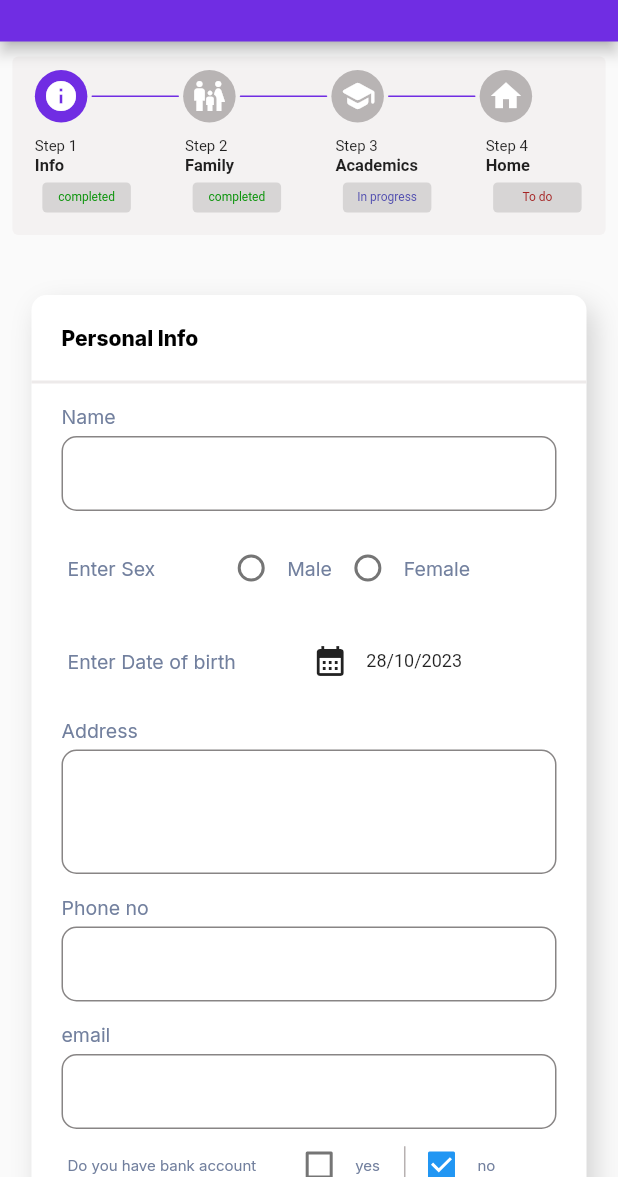
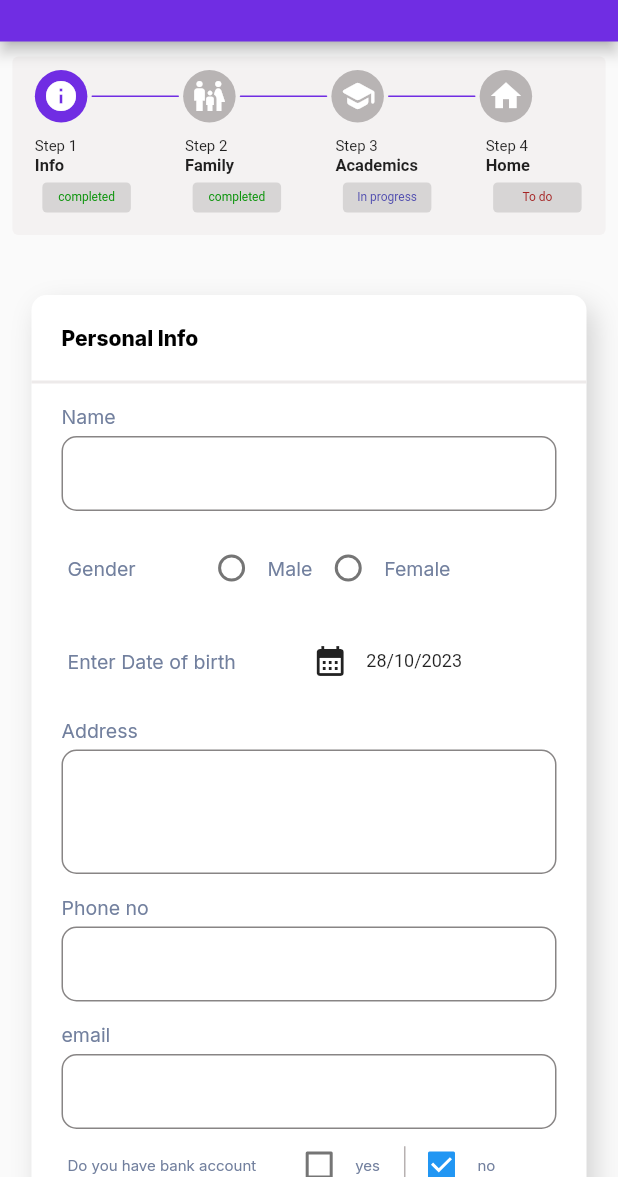
Before and after one commit to AdeebAbubacker/pankajtrust_desk_main, a Flutter app: the screen it shows after launch, on a phone screen of 412 x 824 dp, the part 59-1236 px from its top. Run offline on Flutter 3.47's test engine with Material 2 defaults, Android fonts, the phone set to English and light mode, and no system bars; our stand-ins replace eva_icons_flutter, font_awesome_flutter, google_fonts.

Commit message:
third commit

```diff
--- a/lib/main.dart
+++ b/lib/main.dart
@@ -1,5 +1,4 @@
 import 'package:flutter/material.dart';
-import 'package:pankajtrust_app/presentation/widgets/bottomSheet.dart';
 import 'package:pankajtrust_app/presentation/student/screens/homescreen/horizontalStepper.dart';
 
 
--- a/lib/presentation/student/screens/homescreen/cardData1.dart
+++ b/lib/presentation/student/screens/homescreen/cardData1.dart
@@ -3,7 +3,7 @@
 // ignore: must_be_immutable
 import 'package:flutter/material.dart';
 import 'package:pankajtrust_app/presentation/widgets/enterDOB.dart';
-import 'package:pankajtrust_app/presentation/widgets/enterSex.dart';
+import 'package:pankajtrust_app/presentation/widgets/enterRadiobtn.dart';
 import 'package:pankajtrust_app/presentation/widgets/label_cum_dropdownmenu.dart';
 import 'package:pankajtrust_app/presentation/widgets/spacer_height.dart';
 
@@ -28,7 +28,13 @@ class _CardData1State extends State<CardData1> {
       child: Column(crossAxisAlignment: CrossAxisAlignment.start, children: [
         LabelcumDropDownMenu(mytext: 'Name'),
         const HeightSpacer(height: 14),
-        const EnterSex(),
+        EnterRadioBtn(
+          steps: [
+            Content(choiceLabel: 'Male'),
+            Content(choiceLabel: 'Female'),
+          ],
+          title: 'Gender',
+        ),
         const HeightSpacer(height: 14),
         const DOBPicker(),
         const HeightSpacer(height: 14),
--- a/lib/presentation/student/screens/homescreen/homeScreenLayout.dart
+++ b/lib/presentation/student/screens/homescreen/homeScreenLayout.dart
@@ -2,7 +2,7 @@ import 'package:flutter/material.dart';
 import 'package:pankajtrust_app/presentation/student/screens/homescreen/cardData1.dart';
 import 'package:pankajtrust_app/presentation/widgets/cardMainLayout.dart';
 import 'package:pankajtrust_app/presentation/widgets/enterDOB.dart';
-import 'package:pankajtrust_app/presentation/widgets/enterSex.dart';
+import 'package:pankajtrust_app/presentation/widgets/enterRadiobtn.dart';
 import 'package:pankajtrust_app/presentation/widgets/label_cum_dropdownmenu.dart';
 import 'package:pankajtrust_app/presentation/widgets/myAppBar.dart';
 
--- /dev/null
+++ b/lib/presentation/widgets/enterRadiobtn.dart
@@ -0,0 +1,71 @@
+// when i put choice value 1, 2, 3 in list then automatically
+// it should generate radio buttons
+
+import 'package:flutter/material.dart';
+import 'package:pankajtrust_app/core/constant/constants.dart';
+
+class EnterRadioBtn extends StatefulWidget {
+  String? title;
+  int groupValue;
+  final List<Content> steps;
+
+  EnterRadioBtn(
+      {super.key,
+      required this.title,
+      this.groupValue = 0,
+      required this.steps});
+
+  @override
+  _EnterRadioBtnState createState() => _EnterRadioBtnState();
+}
+
+class _EnterRadioBtnState extends State<EnterRadioBtn> {
+  @override
+  Widget build(BuildContext context) {
+    return Row(
+      children: [
+        Padding(
+          padding: const EdgeInsets.only(left: 4),
+          child: Text(
+            widget.title.toString(),
+            style: kCardContentStyle,
+          ),
+        ),
+        const SizedBox(
+          width: 40,
+        ),
+        Row(
+          children: widget.steps.asMap().entries.map((entry) {
+            final index = entry.key + 1;
+            final content = entry.value;
+            return Row(
+              children: [
+                Radio(
+                  value: index, // Use the index as the value
+                  groupValue: widget.groupValue,
+                  onChanged: (value) {
+                    setState(() {
+                      widget.groupValue = value as int;
+                    });
+                  },
+                ),
+                Text(
+                  content.choiceLabel,
+                  style: kCardContentStyle,
+                ),
+              ],
+            );
+          }).toList(),
+        ),
+      ],
+    );
+  }
+}
+
+class Content {
+  final String choiceLabel;
+
+  Content({
+    required this.choiceLabel,
+  });
+}
--- a/lib/presentation/widgets/enterSex.dart
+++ /dev/null
@@ -1,65 +0,0 @@
-import 'package:flutter/material.dart';
-import 'package:pankajtrust_app/core/constant/constants.dart';
-
-class EnterSex extends StatefulWidget {
-  const EnterSex({super.key});
-
-  @override
-  _EnterSexState createState() => _EnterSexState();
-}
-
-class _EnterSexState extends State<EnterSex> {
-  int selectedValue = 0;
-
-  @override
-  Widget build(BuildContext context) {
-    return Row(
-      children: [
-        Padding(
-          padding: const EdgeInsets.only(left: 4),
-          child: Text(
-            'Enter Sex',
-            style: kCardContentStyle,
-          ),
-        ),
-        const SizedBox(
-          width: 40,
-        ),
-        Row(
-          children: [
-            Radio(
-              value: 1,
-              groupValue: selectedValue,
-              onChanged: (value) {
-                setState(() {
-                  selectedValue = value as int;
-                });
-              },
-            ),
-            Text(
-              'Male',
-              style: kCardContentStyle,
-            ),
-          ],
-        ),
-        Row(
-          children: [
-            Radio(
-              value: 2,
-              groupValue: selectedValue,
-              onChanged: (value) {
-                setState(() {
-                  selectedValue = value as int;
-                });
-              },
-            ),
-            Text(
-              'Female',
-              style: kCardContentStyle,
-            ),
-          ],
-        ),
-      ],
-    );
-  }
-}
```
